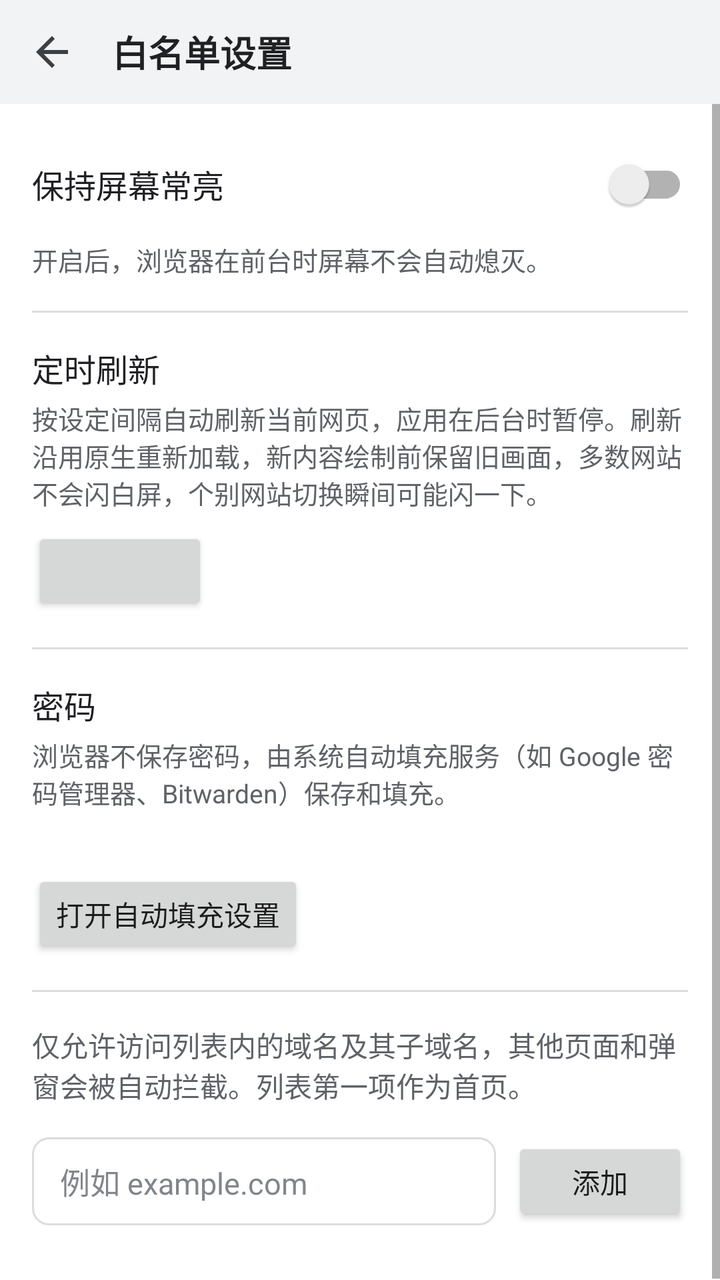
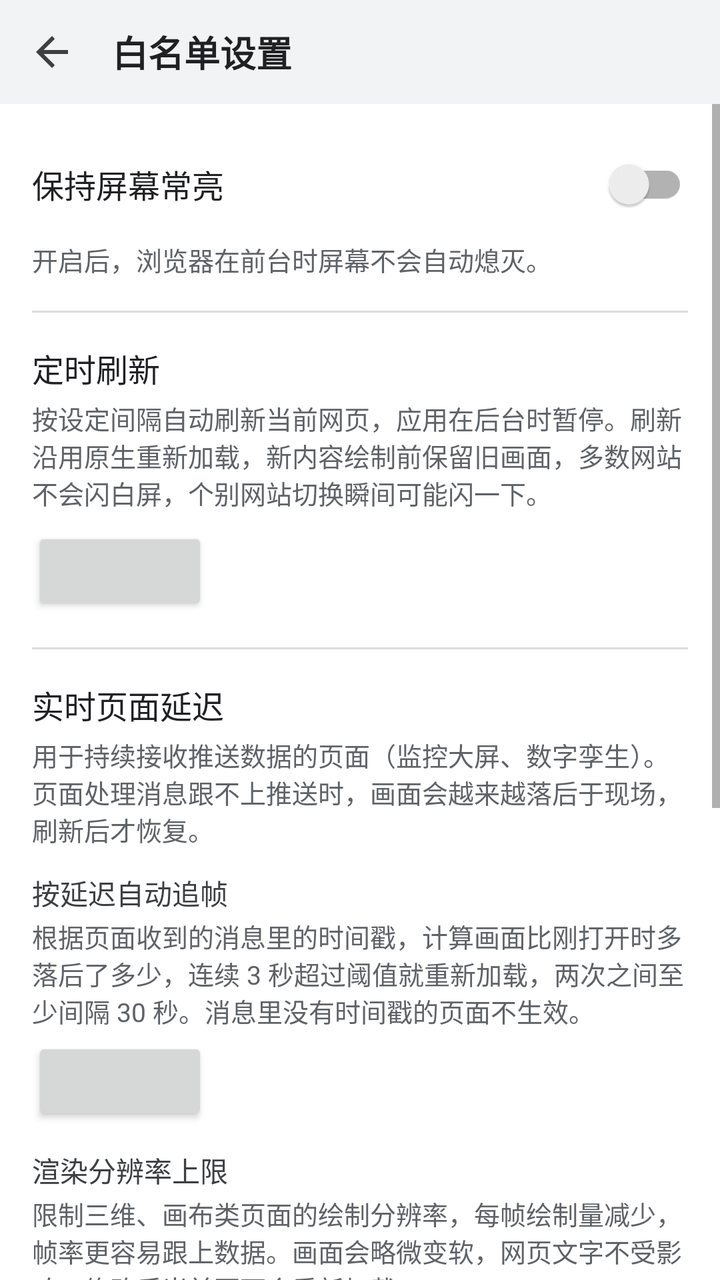

The first picture is an Android layout as it rendered before a commit; the second is the same layout after the commit. The layout source and the unified diff follow.
<!-- AndroidManifest.xml: application theme Theme.YarnChrome -->
<!-- res/layout/activity_settings.xml -->
<?xml version="1.0" encoding="utf-8"?>
<LinearLayout xmlns:android="http://schemas.android.com/apk/res/android"
    android:layout_width="match_parent"
    android:layout_height="match_parent"
    android:background="#FFFFFF"
    android:orientation="vertical">

    <LinearLayout
        android:layout_width="match_parent"
        android:layout_height="52dp"
        android:background="#F1F3F4"
        android:gravity="center_vertical"
        android:orientation="horizontal"
        android:paddingStart="4dp"
        android:paddingEnd="16dp">

        <ImageButton
            android:id="@+id/btnClose"
            android:layout_width="44dp"
            android:layout_height="44dp"
            android:background="?attr/selectableItemBackgroundBorderless"
            android:contentDescription="@string/back"
            android:src="@drawable/ic_back"
            android:tint="#3C4043" />

        <TextView
            android:layout_width="wrap_content"
            android:layout_height="wrap_content"
            android:layout_marginStart="8dp"
            android:text="@string/settings_title"
            android:textColor="#202124"
            android:textSize="18sp"
            android:textStyle="bold" />
    </LinearLayout>

    <ScrollView
        android:layout_width="match_parent"
        android:layout_height="0dp"
        android:layout_weight="1"
        android:fillViewport="true">

        <LinearLayout
            android:layout_width="match_parent"
            android:layout_height="wrap_content"
            android:layout_gravity="center_horizontal"
            android:orientation="vertical"
            android:padding="16dp">

            <androidx.appcompat.widget.SwitchCompat
                android:id="@+id/switchKeepOn"
                android:layout_width="match_parent"
                android:layout_height="48dp"
                android:text="@string/keep_screen_on"
                android:textColor="#202124"
                android:textSize="16sp" />

            <TextView
                android:layout_width="match_parent"
                android:layout_height="wrap_content"
                android:layout_marginTop="4dp"
                android:text="@string/keep_screen_on_desc"
                android:textColor="#5F6368"
                android:textSize="13sp" />

            <View
                android:layout_width="match_parent"
                android:layout_height="1dp"
                android:layout_marginTop="16dp"
                android:layout_marginBottom="16dp"
                android:background="#DADCE0" />

            <TextView
                android:layout_width="match_parent"
                android:layout_height="wrap_content"
                android:text="@string/auto_refresh"
                android:textColor="#202124"
                android:textSize="16sp" />

            <TextView
                android:layout_width="match_parent"
                android:layout_height="wrap_content"
                android:layout_marginTop="4dp"
                android:text="@string/auto_refresh_desc"
                android:textColor="#5F6368"
                android:textSize="13sp" />

            <Button
                android:id="@+id/btnRefreshInterval"
                android:layout_width="wrap_content"
                android:layout_height="44dp"
                android:layout_marginTop="8dp" />

            <View
                android:layout_width="match_parent"
                android:layout_height="1dp"
                android:layout_marginTop="16dp"
                android:layout_marginBottom="16dp"
                android:background="#DADCE0" />

            <TextView
                android:layout_width="match_parent"
                android:layout_height="wrap_content"
                android:text="@string/autofill_title"
                android:textColor="#202124"
                android:textSize="16sp" />

            <TextView
                android:id="@+id/autofillDesc"
                android:layout_width="match_parent"
                android:layout_height="wrap_content"
                android:layout_marginTop="4dp"
                android:text="@string/autofill_desc"
                android:textColor="#5F6368"
                android:textSize="13sp" />

            <TextView
                android:id="@+id/autofillStatus"
                android:layout_width="match_parent"
                android:layout_height="wrap_content"
                android:layout_marginTop="8dp"
                android:textColor="#3C4043"
                android:textSize="13sp" />

            <Button
                android:id="@+id/btnAutofill"
                android:layout_width="wrap_content"
                android:layout_height="44dp"
                android:layout_marginTop="4dp"
                android:text="@string/autofill_open" />

            <View
                android:layout_width="match_parent"
                android:layout_height="1dp"
                android:layout_marginTop="16dp"
                android:layout_marginBottom="16dp"
                android:background="#DADCE0" />

            <TextView
                android:layout_width="match_parent"
                android:layout_height="wrap_content"
                android:text="@string/settings_desc"
                android:textColor="#5F6368"
                android:textSize="14sp" />

            <LinearLayout
                android:layout_width="match_parent"
                android:layout_height="wrap_content"
                android:layout_marginTop="16dp"
                android:gravity="center_vertical"
                android:orientation="horizontal">

                <EditText
                    android:id="@+id/domainInput"
                    android:layout_width="0dp"
                    android:layout_height="44dp"
                    android:layout_weight="1"
                    android:background="@drawable/bg_address"
                    android:hint="@string/domain_hint"
                    android:imeOptions="actionDone"
                    android:importantForAutofill="no"
                    android:inputType="textUri"
                    android:maxLines="1"
                    android:paddingStart="14dp"
                    android:paddingEnd="14dp"
                    android:textColor="#202124"
                    android:textColorHint="#80868B"
                    android:textSize="15sp" />

                <Button
                    android:id="@+id/btnAdd"
                    android:layout_width="wrap_content"
                    android:layout_height="44dp"
                    android:layout_marginStart="8dp"
                    android:text="@string/add" />
            </LinearLayout>

            <LinearLayout
                android:id="@+id/domainList"
                android:layout_width="match_parent"
                android:layout_height="wrap_content"
                android:layout_marginTop="12dp"
                android:orientation="vertical" />

            <TextView
                android:id="@+id/emptyView"
                android:layout_width="match_parent"
                android:layout_height="wrap_content"
                android:layout_marginTop="24dp"
                android:gravity="center"
                android:text="@string/empty_whitelist"
                android:textColor="#80868B"
                android:textSize="14sp"
                android:visibility="gone" />
        </LinearLayout>
    </ScrollView>
</LinearLayout>
<!-- resources referenced by this layout -->
<resources>
  <!-- drawable bg_address (drawable) -->
  <?xml version="1.0" encoding="utf-8"?>
  <shape xmlns:android="http://schemas.android.com/apk/res/android"
      android:shape="rectangle">
      <solid android:color="#FFFFFF" />
      <stroke
          android:width="1dp"
          android:color="#DADCE0" />
      <corners android:radius="8dp" />
  </shape>
  <!-- drawable ic_back (drawable) -->
  <?xml version="1.0" encoding="utf-8"?>
  <vector xmlns:android="http://schemas.android.com/apk/res/android"
      android:width="24dp"
      android:height="24dp"
      android:viewportWidth="24"
      android:viewportHeight="24">
      <path
          android:fillColor="#FF000000"
          android:pathData="M20,11H7.83l5.59,-5.59L12,4l-8,8 8,8 1.41,-1.41L7.83,13H20v-2z" />
  </vector>
  <string name="add">添加</string>
  <string name="auto_refresh">定时刷新</string>
  <string name="auto_refresh_desc">按设定间隔自动刷新当前网页，应用在后台时暂停。刷新沿用原生重新加载，新内容绘制前保留旧画面，多数网站不会闪白屏，个别网站切换瞬间可能闪一下。</string>
  <string name="autofill_desc">浏览器不保存密码，由系统自动填充服务（如 Google 密码管理器、Bitwarden）保存和填充。</string>
  <string name="autofill_open">打开自动填充设置</string>
  <string name="autofill_title">密码</string>
  <string name="back">后退</string>
  <string name="domain_hint">例如 example.com</string>
  <string name="empty_whitelist">白名单为空，请先添加允许访问的域名</string>
  <string name="keep_screen_on">保持屏幕常亮</string>
  <string name="keep_screen_on_desc">开启后，浏览器在前台时屏幕不会自动熄灭。</string>
  <string name="settings_desc">仅允许访问列表内的域名及其子域名，其他页面和弹窗会被自动拦截。列表第一项作为首页。</string>
  <string name="settings_title">白名单设置</string>
  <style name="Theme.YarnChrome" parent="Theme.AppCompat.Light.NoActionBar">
          <item name="colorPrimary">#1A73E8</item>
          <item name="colorPrimaryDark">#F1F3F4</item>
          <item name="colorAccent">#1A73E8</item>
          <item name="android:windowBackground">@android:color/white</item>
          <item name="android:windowLightStatusBar">true</item>
      </style>
</resources>

<!-- the commit's change to res/layout/activity_settings.xml (unified diff, before → after) -->
@@ -89,6 +89,72 @@
                 android:layout_width="wrap_content"
                 android:layout_height="44dp"
                 android:layout_marginTop="8dp" />
+
+            <View
+                android:layout_width="match_parent"
+                android:layout_height="1dp"
+                android:layout_marginTop="16dp"
+                android:layout_marginBottom="16dp"
+                android:background="#DADCE0" />
+
+            <TextView
+                android:layout_width="match_parent"
+                android:layout_height="wrap_content"
+                android:text="@string/latency_title"
+                android:textColor="#202124"
+                android:textSize="16sp" />
+
+            <TextView
+                android:layout_width="match_parent"
+                android:layout_height="wrap_content"
+                android:layout_marginTop="4dp"
+                android:text="@string/latency_desc"
+                android:textColor="#5F6368"
+                android:textSize="13sp" />
+
+            <TextView
+                android:layout_width="match_parent"
+                android:layout_height="wrap_content"
+                android:layout_marginTop="12dp"
+                android:text="@string/catch_up"
+                android:textColor="#3C4043"
+                android:textSize="14sp" />
+
+            <TextView
+                android:layout_width="match_parent"
+                android:layout_height="wrap_content"
+                android:layout_marginTop="2dp"
+                android:text="@string/catch_up_desc"
+                android:textColor="#5F6368"
+                android:textSize="13sp" />
+
+            <Button
+                android:id="@+id/btnCatchUp"
+                android:layout_width="wrap_content"
+                android:layout_height="44dp"
+                android:layout_marginTop="4dp" />
+
+            <TextView
+                android:layout_width="match_parent"
+                android:layout_height="wrap_content"
+                android:layout_marginTop="12dp"
+                android:text="@string/pixel_ratio"
+                android:textColor="#3C4043"
+                android:textSize="14sp" />
+
+            <TextView
+                android:layout_width="match_parent"
+                android:layout_height="wrap_content"
+                android:layout_marginTop="2dp"
+                android:text="@string/pixel_ratio_desc"
+                android:textColor="#5F6368"
+                android:textSize="13sp" />
+
+            <Button
+                android:id="@+id/btnPixelRatio"
+                android:layout_width="wrap_content"
+                android:layout_height="44dp"
+                android:layout_marginTop="4dp" />
 
             <View
                 android:layout_width="match_parent"
<!-- resource entries referenced after the edit -->
@@ -28,10 +28,16 @@
   <string name="autofill_open">打开自动填充设置</string>
   <string name="autofill_title">密码</string>
   <string name="back">后退</string>
+  <string name="catch_up">按延迟自动追帧</string>
+  <string name="catch_up_desc">根据页面收到的消息里的时间戳，计算画面比刚打开时多落后了多少，连续 3 秒超过阈值就重新加载，两次之间至少间隔 30 秒。消息里没有时间戳的页面不生效。</string>
   <string name="domain_hint">例如 example.com</string>
   <string name="empty_whitelist">白名单为空，请先添加允许访问的域名</string>
   <string name="keep_screen_on">保持屏幕常亮</string>
   <string name="keep_screen_on_desc">开启后，浏览器在前台时屏幕不会自动熄灭。</string>
+  <string name="latency_desc">用于持续接收推送数据的页面（监控大屏、数字孪生）。页面处理消息跟不上推送时，画面会越来越落后于现场，刷新后才恢复。</string>
+  <string name="latency_title">实时页面延迟</string>
+  <string name="pixel_ratio">渲染分辨率上限</string>
+  <string name="pixel_ratio_desc">限制三维、画布类页面的绘制分辨率，每帧绘制量减少，帧率更容易跟上数据。画面会略微变软，网页文字不受影响。修改后当前页面会重新加载。</string>
   <string name="settings_desc">仅允许访问列表内的域名及其子域名，其他页面和弹窗会被自动拦截。列表第一项作为首页。</string>
   <string name="settings_title">白名单设置</string>
   <style name="Theme.YarnChrome" parent="Theme.AppCompat.Light.NoActionBar">
